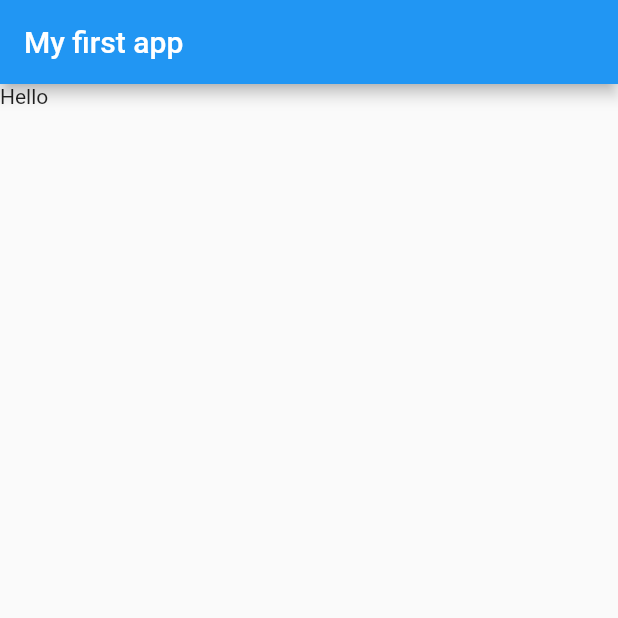
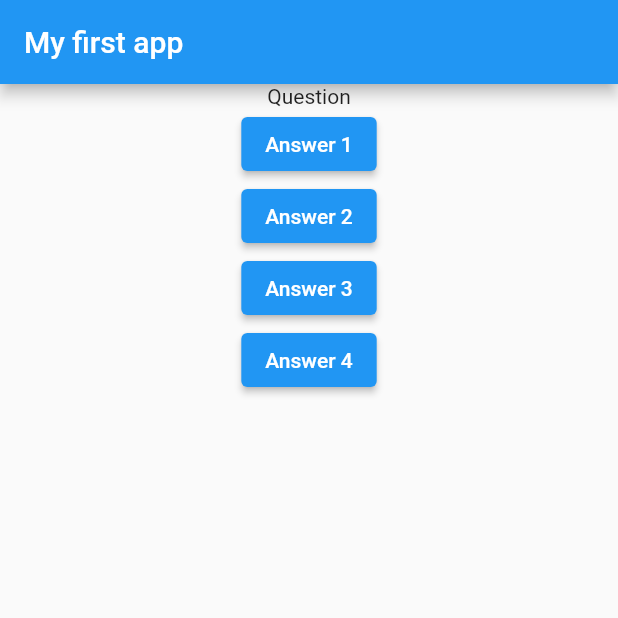
Before and after one commit to ShakriyaPanday/flutterTutorial, a Flutter app: the screen it shows after launch, on a phone screen of 412 x 824 dp, the top half of it. Run offline on Flutter 3.47's test engine with Material 2 defaults, Android fonts, the phone set to English and light mode, and no system bars.

Commit message:
Elevatedbutton added

```diff
--- a/tut1/lib/main.dart
+++ b/tut1/lib/main.dart
@@ -11,7 +11,29 @@ class MyApp extends StatelessWidget {
         appBar: AppBar(
           title: const Text("My first app"),
         ),
-        body: const Text("Hello"),
+        body: Center(
+          child: Column(
+            children: [
+              Text("Question"),
+              ElevatedButton(
+                onPressed: (() {}),
+                child: Text("Answer 1"),
+              ),
+              ElevatedButton(
+                onPressed: (() {}),
+                child: Text("Answer 2"),
+              ),
+              ElevatedButton(
+                onPressed: (() {}),
+                child: Text("Answer 3"),
+              ),
+              ElevatedButton(
+                onPressed: (() {}),
+                child: Text("Answer 4"),
+              ),
+            ],
+          ),
+        ),
       ),
     );
   }
```
